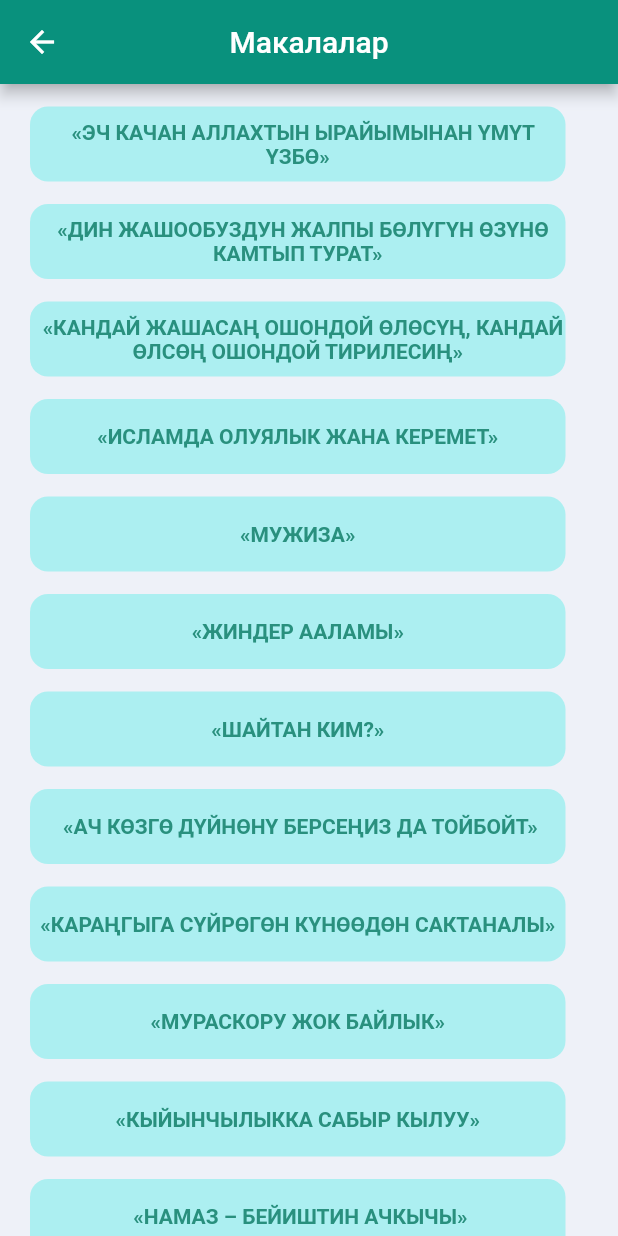
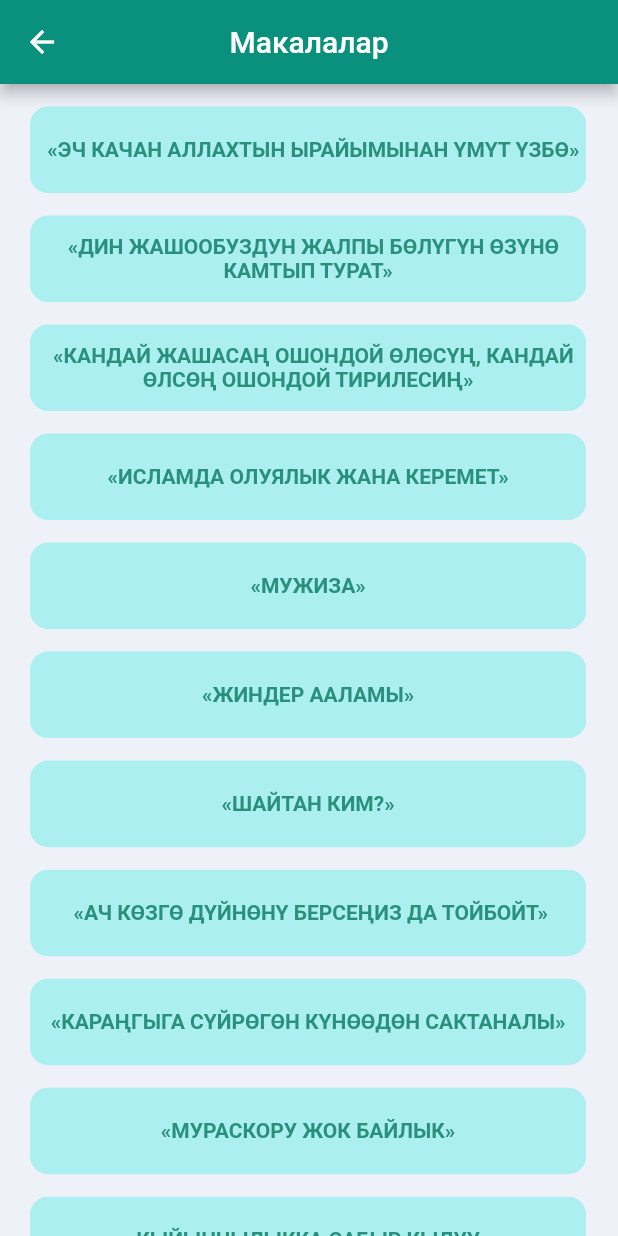
Before and after one commit to gulzigit22/dinbil, a Flutter app: the screen it shows after launch, after a tap on "Дин макалалар", on a phone screen of 412 x 824 dp. Run offline on Flutter 3.47's test engine with Material 2 defaults, Android fonts, the phone set to English and light mode, and no system bars.

Commit message:
MediaQuery to the container I added

```diff
--- a/lib/modules/home/an_article.dart
+++ b/lib/modules/home/an_article.dart
@@ -340,8 +340,8 @@ class _CustomButtonState extends State<CustomButton> {
     return InkWell(
       onTap: widget.onTap,
       child: Container(
-        height: 50,
-        width: 357,
+        height: MediaQuery.of(context).size.height * 0.07,
+        width: MediaQuery.of(context).size.width * 0.90,
         decoration: BoxDecoration(
           borderRadius: BorderRadius.circular(12),
           color: const Color.fromARGB(204, 156, 239, 239),
--- a/lib/modules/home/home.dart
+++ b/lib/modules/home/home.dart
@@ -91,8 +91,8 @@ class HomeView extends StatelessWidget {
                               ),
                               color: const Color(0xffffffff),
                               borderRadius: BorderRadius.circular(30)),
-                          child: Padding(
-                            padding: const EdgeInsets.only(top: 110),
+                          child: const Padding(
+                            padding: EdgeInsets.only(top: 110),
                             child: Center(
                               child: Text(
                                 'Дин макалалар',
@@ -130,9 +130,9 @@ class HomeView extends StatelessWidget {
                         height: 150,
                         width: 120,
                         decoration: BoxDecoration(
-                            color: Color(0xfffffffff),
+                            color: const Color(0xfffffffff),
                             borderRadius: BorderRadius.circular(30)),
-                        child: Center(child: Text('Дуба')),
+                        child: const Center(child: Text('Дуба')),
                       ),
                       const SizedBox(
                         height: 10,
@@ -172,7 +172,7 @@ class HomeView extends StatelessWidget {
                         decoration: BoxDecoration(
                             color: const Color(0xffffffff),
                             borderRadius: BorderRadius.circular(30)),
-                        child: Center(child: Text('suroo-joob')),
+                        child: const Center(child: Text('suroo-joob')),
                       ),
                       const SizedBox(
                         height: 10,
@@ -208,10 +208,7 @@ class HomeView extends StatelessWidget {
           ),
         ),
         bottomNavigationBar: BottomNavigationBar(
-          unselectedItemColor: Color.fromARGB(255, 4, 165, 154),
-          // backgroundColor: Colors.red,
-          // selectedItemColor: Colors.red,
-          // fixedColor: Colors.red,
+          unselectedItemColor: const Color.fromARGB(255, 4, 165, 154),
           currentIndex: 0,
           iconSize: 20.0,
           items: const [
```
